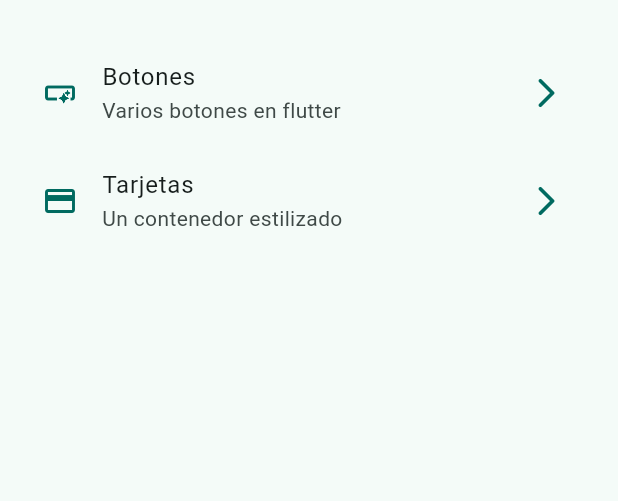
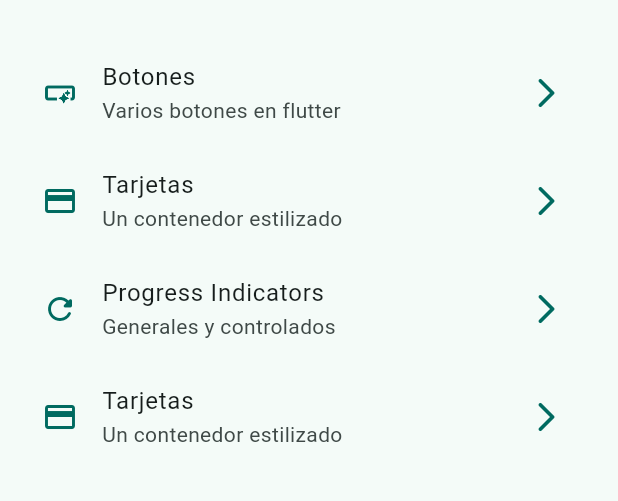
Before and after one commit to VladimirOJDev/flutter-widgets, a Flutter app: the screen it shows after launch, on a phone screen of 412 x 824 dp, the part 63-564 px from its top. Run offline on Flutter 3.47's test engine with Material 3 defaults, Android fonts, the phone set to English and light mode, and no system bars; our stand-ins replace go_router.

Commit message:
Implementacion de los progress indicators finalizado

```diff
--- a/lib/config/menu/menu_items.dart
+++ b/lib/config/menu/menu_items.dart
@@ -1,5 +1,7 @@
 
 import 'package:flutter/material.dart';
+
+//Tipo de variabeles del menu
 
 class MenuItem{
   final String titile;
@@ -18,6 +20,7 @@ class MenuItem{
 
 }
 
+//Listado de widgets que se mostraran en el hoe y sus rutas correspondientes, se usa en el router
 List<MenuItem> appMenuItem = [
   MenuItem(
     titile: "Botones",
@@ -30,5 +33,18 @@ List<MenuItem> appMenuItem = [
     subTutle: "Un contenedor estilizado",
     link: "/cards",
     icon: Icons.credit_card
+  ),
+    MenuItem(
+    titile: "Progress Indicators",
+    subTutle: "Generales y controlados",
+    link: "/progress",
+    icon: Icons.refresh_rounded
+  ),
+    MenuItem(
+    titile: "Tarjetas",
+    subTutle: "Un contenedor estilizado",
+    link: "/cards",
+    icon: Icons.credit_card
   )
+
 ];
--- a/lib/config/router/app_router.dart
+++ b/lib/config/router/app_router.dart
@@ -26,5 +26,10 @@ final appRouter = GoRouter(
       name: CardsScreen.name,
       builder: (context, state) => CardsScreen(),
     ),
+      GoRoute(
+      path: '/progress',
+      name: ProgressScreen.name,
+      builder: (context, state) => ProgressScreen(),
+    ),
   ],
 );
```
Also changed, not shown: lib/presentation/screens/progress/progress_screen.dart (+68 -1 lines).
